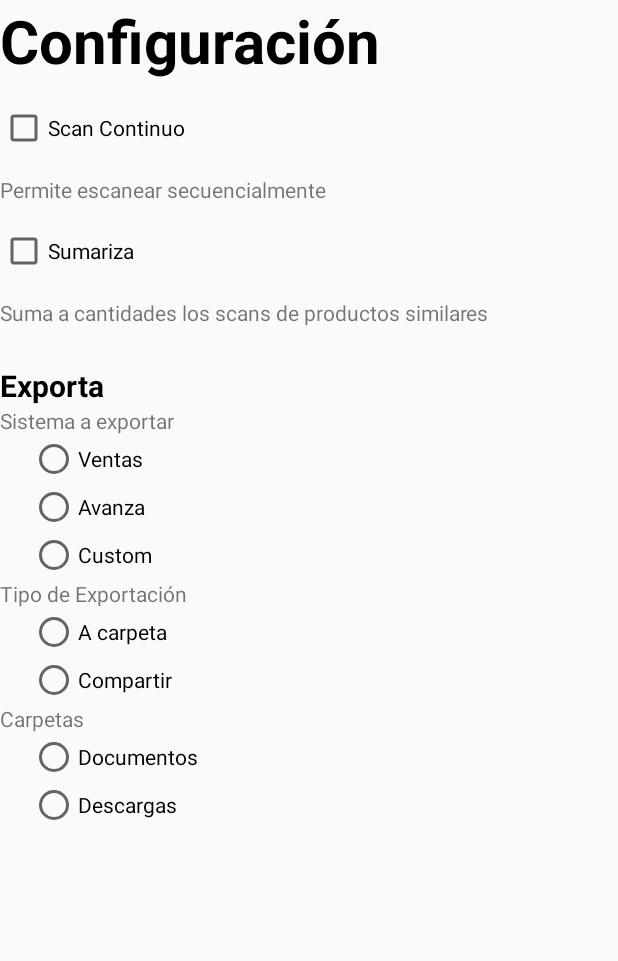
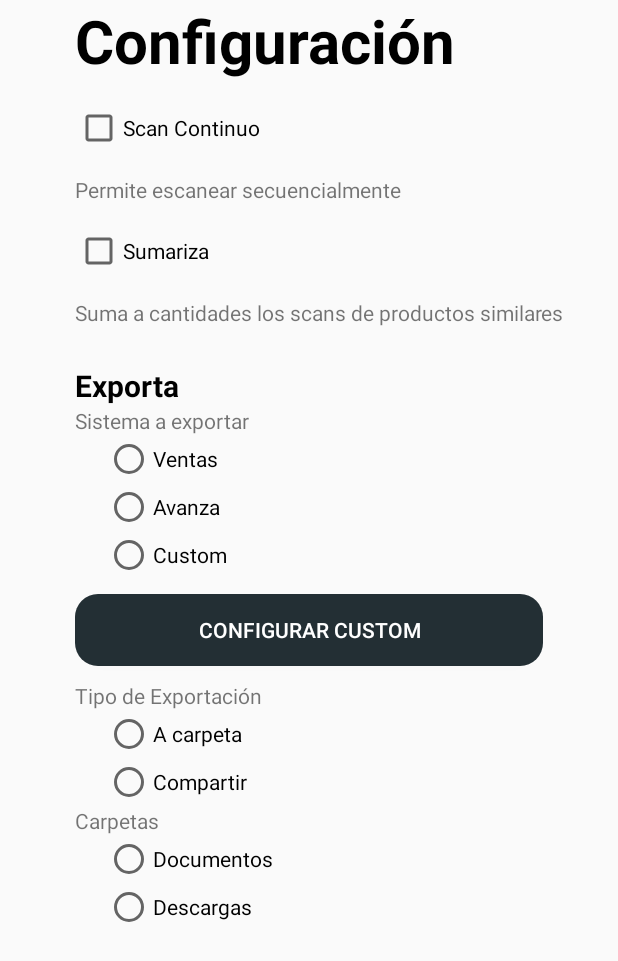
Before and after one commit to ManuelTorresArg/ScanApp, an Android app: the ConfigActivity screen opened directly, with no data from a screen before it, on a phone screen of 412 x 824 dp. Shown: the top 961 px of the screen. Run offline under Robolectric (Android 15) with nearby library versions, the phone set to English and light mode, and no system bars.

Commit message:
Agregado Custom Export

```diff
--- a/app/src/main/res/layout/config_activity.xml
+++ b/app/src/main/res/layout/config_activity.xml
@@ -3,7 +3,7 @@
     android:layout_width="match_parent"
     android:layout_height="match_parent"
     android:orientation="vertical"
-    android:layout_marginStart="50dp">
+    >
 
     <TextView
         android:id="@+id/txt_config_title"
@@ -12,35 +12,40 @@
         android:text="Configuración"
         android:textColor="#000000"
         android:textSize="40dp"
-        android:textStyle="bold"/>
+        android:textStyle="bold"
+        android:layout_marginStart="50dp"/>
 
     <CheckBox
         android:id="@+id/chk_continuo"
         android:layout_marginTop="15dp"
         android:layout_width="match_parent"
         android:layout_height="wrap_content"
-        android:text="Scan Continuo" />
+        android:text="Scan Continuo"
+        android:layout_marginStart="50dp"/>
 
     <TextView
         android:id="@+id/textView2"
         android:layout_marginTop="15dp"
         android:layout_width="match_parent"
         android:layout_height="wrap_content"
-        android:text="Permite escanear secuencialmente" />
+        android:text="Permite escanear secuencialmente"
+        android:layout_marginStart="50dp"/>
 
     <CheckBox
         android:id="@+id/chk_sumariza"
         android:layout_marginTop="15dp"
         android:layout_width="match_parent"
         android:layout_height="wrap_content"
-        android:text="Sumariza" />
+        android:text="Sumariza"
+        android:layout_marginStart="50dp"/>
 
     <TextView
         android:id="@+id/textView3"
         android:layout_marginTop="15dp"
         android:layout_width="match_parent"
         android:layout_height="wrap_content"
-        android:text="Suma a cantidades los scans de productos similares" />
+        android:text="Suma a cantidades los scans de productos similares"
+        android:layout_marginStart="50dp"/>
 
     <TextView
         android:id="@+id/textView4"
@@ -50,17 +55,20 @@
         android:textColor="#000000"
         android:textSize="20dp"
         android:textStyle="bold"
-        android:text="Exporta" />
+        android:text="Exporta"
+        android:layout_marginStart="50dp"/>
 
     <TextView
         android:id="@+id/textView5"
         android:layout_width="match_parent"
         android:layout_height="wrap_content"
-        android:text="Sistema a exportar" />
+        android:text="Sistema a exportar"
+        android:layout_marginStart="50dp"/>
 
     <RadioGroup
         android:layout_width="match_parent"
-        android:layout_height="wrap_content" >
+        android:layout_height="wrap_content"
+        android:layout_marginStart="50dp">
 
         <RadioButton
             android:id="@+id/radioButton_Ventas"
@@ -85,15 +93,30 @@
 
     </RadioGroup>
 
+    <Button
+        android:id="@+id/button"
+        android:layout_width="match_parent"
+        android:layout_height="wrap_content"
+        android:text="Configurar Custom"
+        android:textColor="#ffffff"
+        android:gravity="center"
+        android:layout_marginStart="50dp"
+        android:layout_marginEnd="50dp"
+        android:layout_marginTop="10dp"
+        android:layout_marginBottom="10dp"
+        android:background="@drawable/fondo_botones_negro"/>
+
     <TextView
         android:id="@+id/textView6"
         android:layout_width="match_parent"
         android:layout_height="wrap_content"
-        android:text="Tipo de Exportación" />
+        android:text="Tipo de Exportación"
+        android:layout_marginStart="50dp"/>
 
     <RadioGroup
         android:layout_width="match_parent"
-        android:layout_height="wrap_content" >
+        android:layout_height="wrap_content"
+        android:layout_marginStart="50dp">
 
         <RadioButton
             android:id="@+id/radioButton4"
@@ -115,11 +138,13 @@
         android:id="@+id/textView7"
         android:layout_width="match_parent"
         android:layout_height="wrap_content"
-        android:text="Carpetas" />
+        android:text="Carpetas"
+        android:layout_marginStart="50dp"/>
 
     <RadioGroup
-        android:layout_width="match_parent"
-        android:layout_height="match_parent" >
+        android:layout_width="wrap_content"
+        android:layout_height="wrap_content"
+        android:layout_marginStart="50dp">
 
         <RadioButton
             android:id="@+id/radioButton7"
```
Also changed, not shown: app/src/main/res/layout/cutom_export_activity.xml (added, +183 -0 lines), app/src/main/res/values/array.xml (added, +26 -0 lines).
